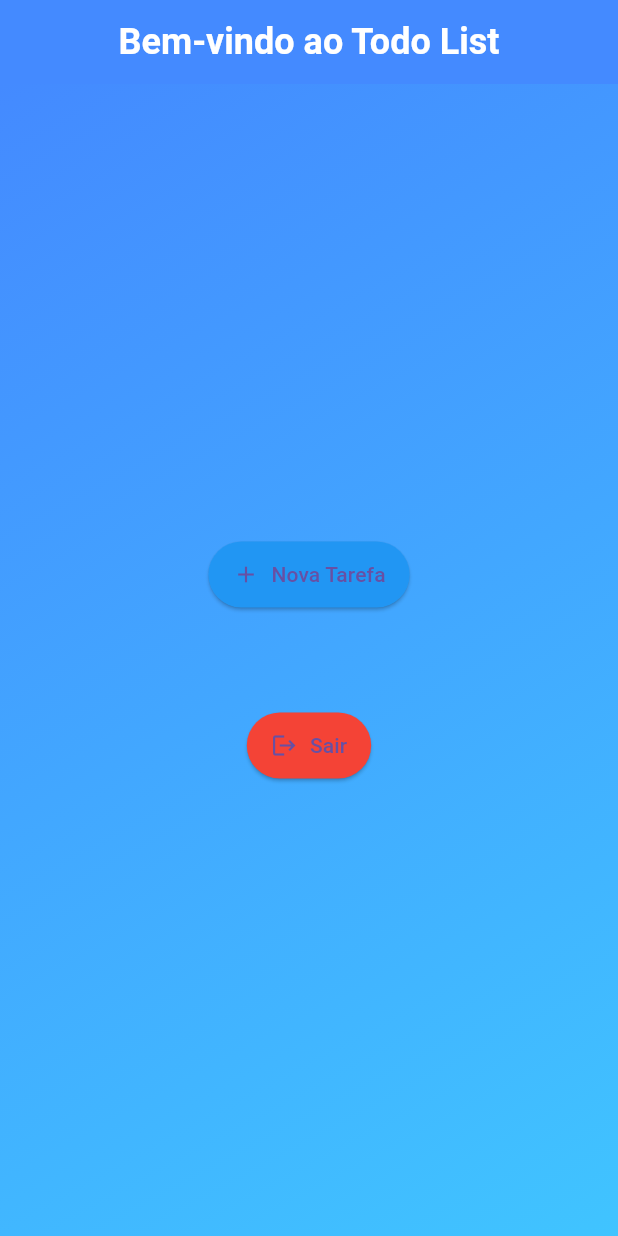
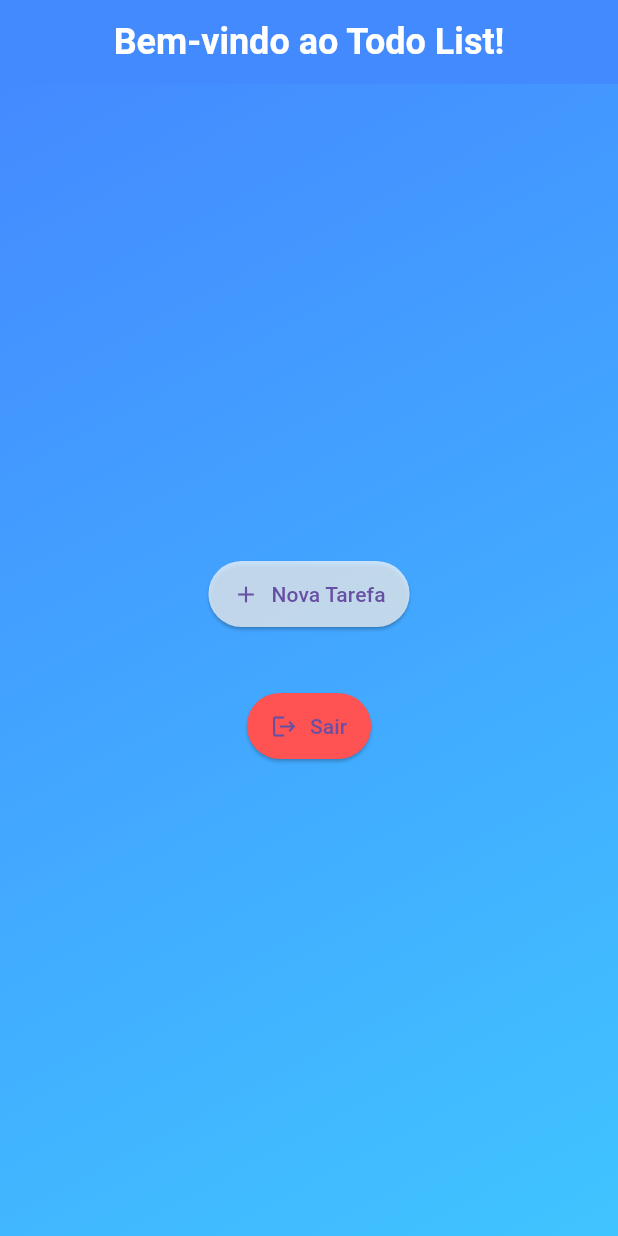
Before and after one commit to LucasCastilho7/todo-list-app, a Flutter app: the screen it shows once a user with an empty profile is signed in, on a phone screen of 412 x 824 dp. Run offline on Flutter 3.47's test engine with Material 3 defaults, Android fonts, the phone set to English and light mode, and no system bars; our stand-ins replace firebase_auth, firebase_core; accounts and stored records are empty.

```diff
--- a/lib/pages/home_page.dart
+++ b/lib/pages/home_page.dart
@@ -6,7 +6,7 @@ import 'package:todo_list_app/pages/tarefas/registro_tarefas.dart';
 class HomePage extends StatelessWidget {
   HomePage({super.key});
 
-  final User? user = Auth().currentUser ;
+  final User? user = Auth().currentUser;
 
   Future<void> signOut() async {
     await Auth().signOut();
@@ -14,21 +14,11 @@ class HomePage extends StatelessWidget {
 
   Widget _title() {
     return const Text(
-      'Bem-vindo ao Todo List',
+      'Bem-vindo ao Todo List!',
       style: TextStyle(
         fontSize: 24,
         fontWeight: FontWeight.bold,
         color: Colors.white,
-      ),
-    );
-  }
-
-  Widget _userUid() {
-    return Text(
-      user?.email ?? 'User  email',
-      style: const TextStyle(
-        fontSize: 18,
-        color: Colors.white70,
       ),
     );
   }
@@ -39,7 +29,7 @@ class HomePage extends StatelessWidget {
       icon: const Icon(Icons.logout),
       label: const Text('Sair'),
       style: ElevatedButton.styleFrom(
-        backgroundColor: Colors.red,
+        backgroundColor: Colors.redAccent,
         padding: const EdgeInsets.symmetric(horizontal: 16, vertical: 12),
       ),
     );
@@ -56,7 +46,7 @@ class HomePage extends StatelessWidget {
       icon: const Icon(Icons.add),
       label: const Text('Nova Tarefa'),
       style: ElevatedButton.styleFrom(
-        backgroundColor: Colors.blue, // Cor do botão
+        backgroundColor: Colors.white70,
         padding: const EdgeInsets.symmetric(horizontal: 16, vertical: 12),
       ),
     );
@@ -67,8 +57,8 @@ class HomePage extends StatelessWidget {
     return Scaffold(
       appBar: AppBar(
         title: _title(),
-        centerTitle: true, // Centraliza o título
-        backgroundColor: Colors.blueAccent, // Cor do AppBar
+        centerTitle: true,
+        backgroundColor: Colors.blueAccent,
       ),
       body: Container(
         height: double.infinity,
@@ -86,9 +76,8 @@ class HomePage extends StatelessWidget {
           mainAxisAlignment: MainAxisAlignment.center,
           children: <Widget>[
             _newTaskButton(context),
-            const SizedBox(height: 20), // espaçamento entre os botões
-            _userUid(),
-            const SizedBox(height: 20), // espaçamento entre o texto e o botão de sair
+            const SizedBox(height: 20),
+            const SizedBox(height: 20),
             _signOutButton(),
           ],
         ),
```
